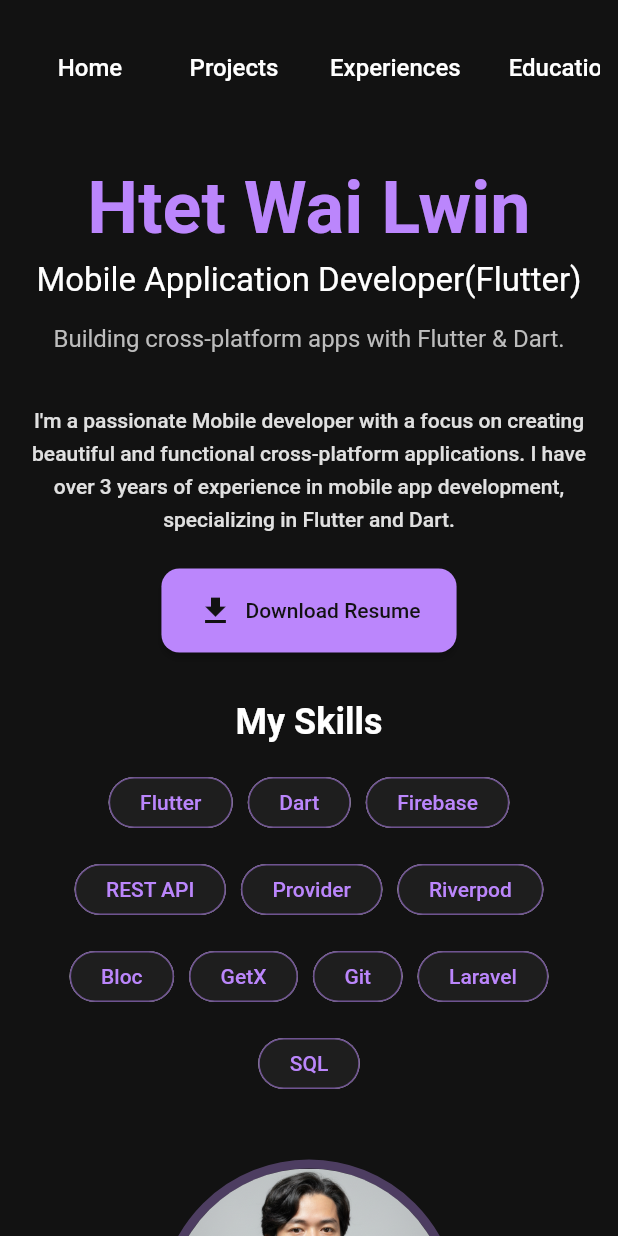
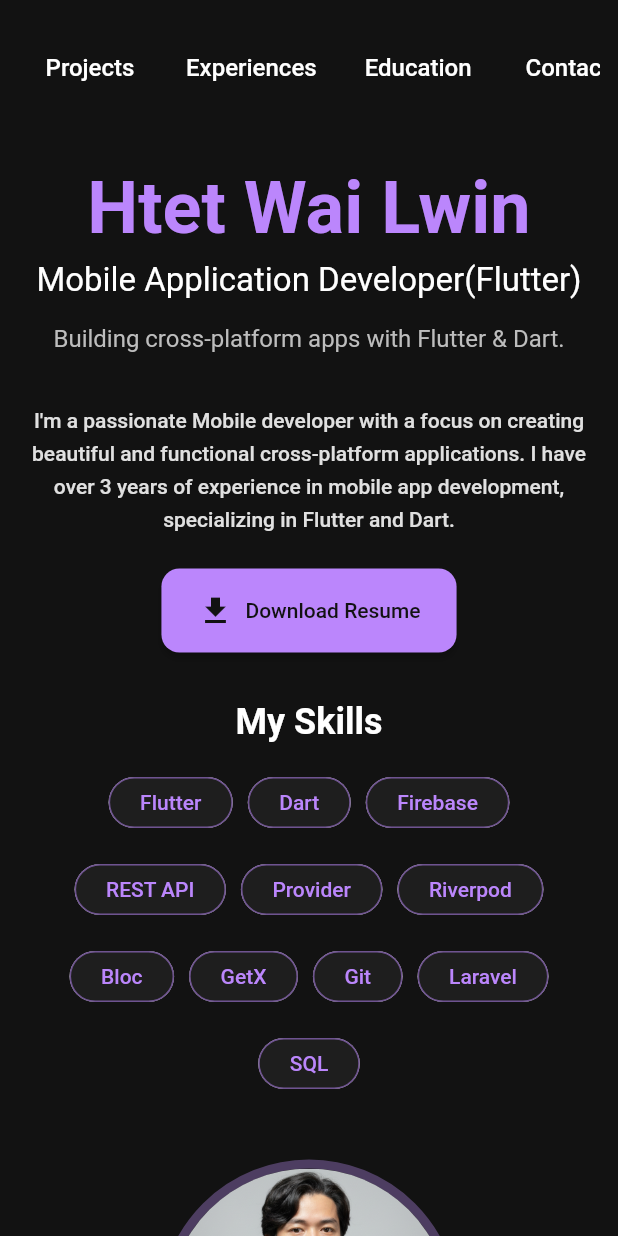
Before and after one commit to htetwai18/my_portfolio, a Flutter app: the screen it shows after launch, after a tap on "Projects", after a tap on the "keyboard arrow up" icon, on a phone screen of 412 x 824 dp. Run offline on Flutter 3.47's test engine with Material 3 defaults, Android fonts, the phone set to English and light mode, and no system bars; our stand-ins replace font_awesome_flutter; missing offline and left inert: dart:html.

Commit message:
nav touch up

```diff
--- a/lib/main.dart
+++ b/lib/main.dart
@@ -59,17 +59,6 @@ class _NavLinkState extends State<NavLink> {
             // Use callback to scroll to section if available
             if (widget.onSectionClick != null) {
               widget.onSectionClick!(widget.title);
-            } else {
-              // Fallback to navigation for other pages
-              if (widget.title == 'Home') {
-                if (widget.title != widget.page) {
-                  Navigator.push(
-                      context,
-                      MaterialPageRoute(
-                          builder: (context) =>
-                              const HeroSection(page: 'Home')));
-                }
-              }
             }
           },
           child: AnimatedScale(
--- a/lib/pages/hero_section.dart
+++ b/lib/pages/hero_section.dart
@@ -33,7 +33,7 @@ class _HeroSectionState extends State<HeroSection>
   final ScrollController _scrollController = ScrollController();
 
   // GlobalKeys for each section
-  final GlobalKey _homeKey = GlobalKey();
+
   final GlobalKey _experiencesKey = GlobalKey();
   final GlobalKey _educationKey = GlobalKey();
   final GlobalKey _projectsKey = GlobalKey();
@@ -277,9 +277,6 @@ class _HeroSectionState extends State<HeroSection>
     GlobalKey? targetKey;
 
     switch (section) {
-      case 'Home':
-        targetKey = _homeKey;
-        break;
       case 'Experiences':
         targetKey = _experiencesKey;
         break;
@@ -409,10 +406,6 @@ class _HeroSectionState extends State<HeroSection>
                       physics: const AlwaysScrollableScrollPhysics(),
                       scrollDirection: Axis.horizontal,
                       children: [
-                        NavLink(
-                            title: 'Home',
-                            page: widget.page,
-                            onSectionClick: _scrollToSection),
                         NavLink(
                             title: 'Projects',
                             page: widget.page,
```
